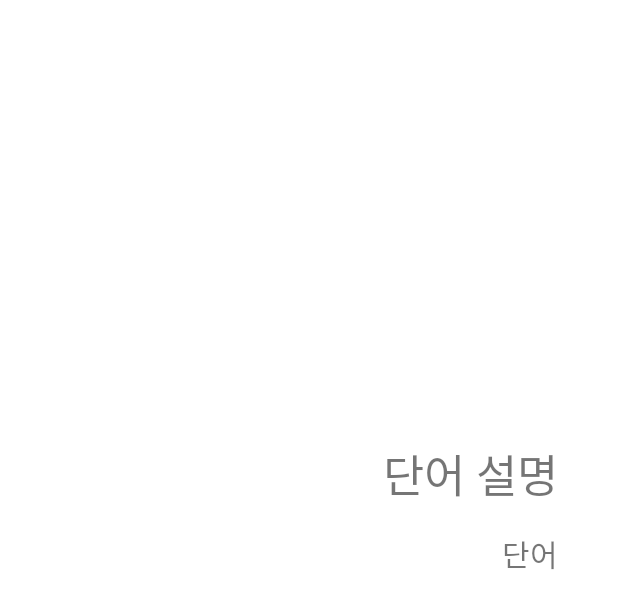
After one commit to dltmddyd321/Certification_Guide, an Android app: the layout item_word.xml on its own in the app's theme, with its tools: preview values and no code run, on a phone screen of 412 x 824 dp. The commit adds this screen. Shown: the top 609 px of the screen. Run offline under Robolectric (Android 15) with nearby library versions, the phone set to English and light mode, and no system bars.

```diff
--- /dev/null
+++ b/cert/app/src/main/java/com/example/cert/Word.kt
@@ -0,0 +1,6 @@
+package com.example.cert
+
+data class Word(
+    val explanation: String,
+    val word: String
+)
--- /dev/null
+++ b/cert/app/src/main/res/layout/item_word.xml
@@ -0,0 +1,40 @@
+<?xml version="1.0" encoding="utf-8"?>
+<androidx.constraintlayout.widget.ConstraintLayout xmlns:android="http://schemas.android.com/apk/res/android"
+    xmlns:app="http://schemas.android.com/apk/res-auto"
+    xmlns:tools="http://schemas.android.com/tools"
+    android:layout_width="match_parent"
+    android:layout_height="match_parent">
+
+    <TextView
+        android:id="@+id/explanationTextView"
+        android:layout_width="0dp"
+        android:layout_height="wrap_content"
+        android:layout_marginHorizontal="40dp"
+        android:ellipsize="end"
+        android:gravity="end|center_vertical"
+        android:maxLines="6"
+        android:textSize="30sp"
+        app:layout_constraintBottom_toTopOf="@id/wordTextView"
+        app:layout_constraintEnd_toEndOf="parent"
+        app:layout_constraintStart_toStartOf="parent"
+        app:layout_constraintTop_toTopOf="parent"
+        app:layout_constraintVertical_bias="0.4"
+        app:layout_constraintVertical_chainStyle="packed"
+        tools:text="단어 설명" />
+
+    <TextView
+        android:id="@+id/wordTextView"
+        android:layout_width="0dp"
+        android:layout_height="wrap_content"
+        android:ellipsize="end"
+        android:gravity="end|center_vertical"
+        android:maxLines="1"
+        android:textSize="20sp"
+        android:layout_marginTop="15dp"
+        app:layout_constraintBottom_toBottomOf="parent"
+        app:layout_constraintEnd_toEndOf="@id/explanationTextView"
+        app:layout_constraintStart_toStartOf="@id/explanationTextView"
+        app:layout_constraintTop_toBottomOf="@id/explanationTextView"
+        tools:text="단어" />
+
+</androidx.constraintlayout.widget.ConstraintLayout>
--- a/cert/app/src/main/res/layout/written_test.xml
+++ b/cert/app/src/main/res/layout/written_test.xml
@@ -53,4 +53,6 @@
         android:textStyle="bold"
         android:layout_width="match_parent"
         android:layout_height="wrap_content"/>
+
+
 </LinearLayout>
```
Also changed, not shown: cert/app/src/main/java/com/example/cert/StartTest.kt (+23 -3 lines), cert/app/src/main/java/com/example/cert/TestPagerAdapter.kt (+14 -7 lines), cert/app/src/main/java/com/example/cert/WordStudy.kt (added, +67 -0 lines), cert/app/src/main/java/com/example/cert/WordTestPagerAdapter.kt (added, +85 -0 lines), cert/app/src/main/java/com/example/cert/WordsPagerAdapter.kt (added, +37 -0 lines), cert/app/src/main/java/com/example/cert/WrittenTest.kt (+10 -0 lines), cert/app/src/main/res/layout/activity_start_test.xml (+22 -1 lines), cert/app/src/main/res/layout/item_test.xml (+5 -15 lines), cert/app/src/main/res/layout/start_test.xml (added, +11 -0 lines), cert/app/src/main/res/layout/word_study.xml (added, +13 -0 lines), cert/app/src/main/res/values/array.xml (+11 -13 lines).
